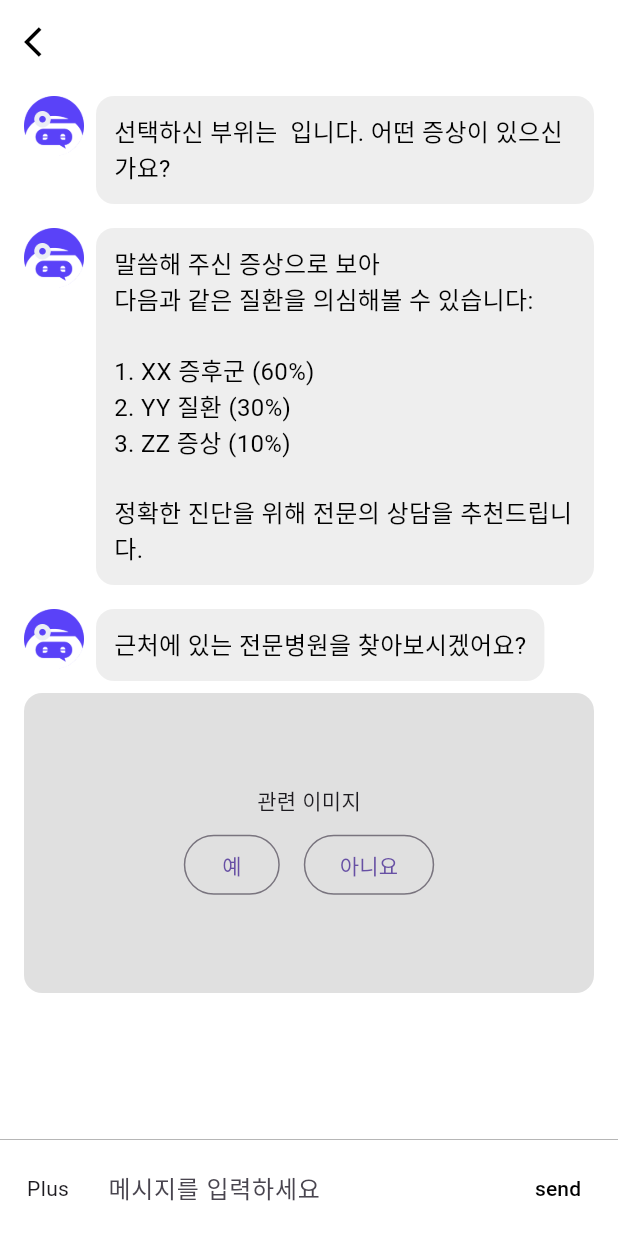
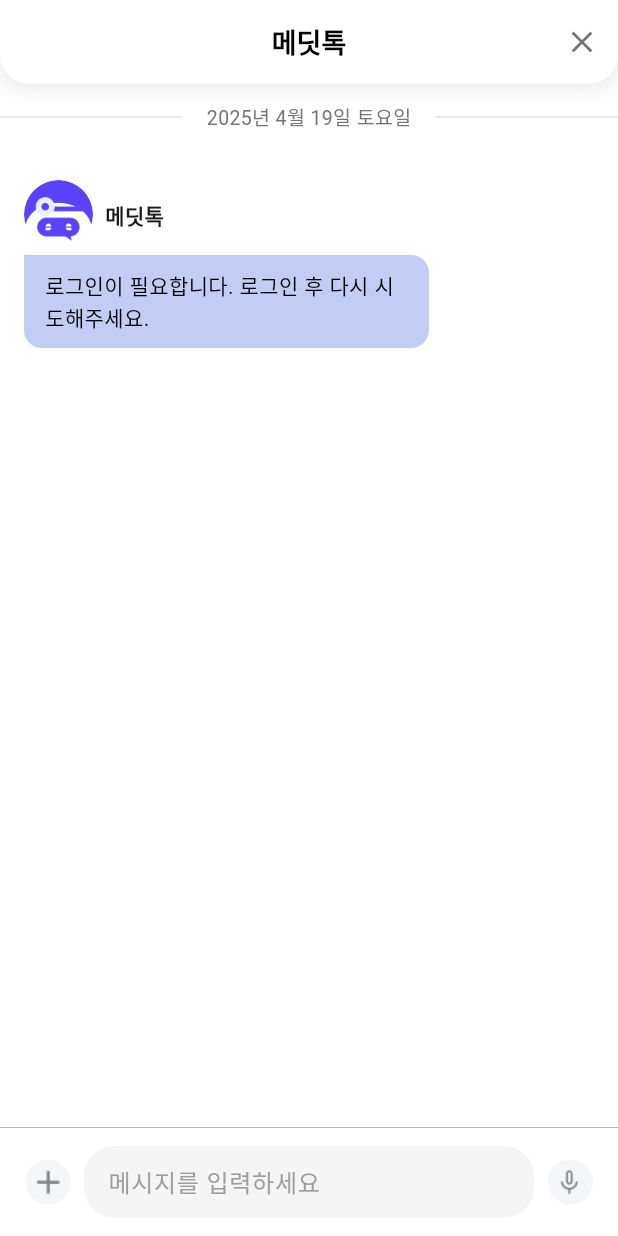
Before and after one commit to sb8919/STDEV2025_18TEAM_FrontEnd, a Flutter app: the ChatScreen screen opened directly, on a phone screen of 412 x 824 dp. Run offline on Flutter 3.47's test engine with Material 3 defaults, Android fonts, the phone set to English and light mode, and no system bars; our stand-ins replace fl_chart, shared_preferences; accounts and stored records are empty; Roboto replaces fonts that are missing (Pretendard); project files that could hold a hidden picture were left out.

Commit message:
(feat) 채팅 서버 연동

```diff
--- a/lib/screens/chat_screen.dart
+++ b/lib/screens/chat_screen.dart
@@ -1,6 +1,9 @@
 import 'package:flutter/material.dart';
-import '../constants/app_colors.dart';
+import 'package:shared_preferences/shared_preferences.dart';
+import 'package:stdev2025_18team_frontend/constants/app_colors.dart';
+import '../services/chat_service.dart';
 import '../widgets/body_part_selector.dart';
+import 'dart:convert';
 
 class ChatScreen extends StatefulWidget {
   final Set<BodyPart> selectedBodyParts;
@@ -23,17 +26,20 @@ class ChatScreen extends StatefulWidget {
 class _ChatScreenState extends State<ChatScreen> {
   final TextEditingController _messageController = TextEditingController();
   final List<ChatMessage> _messages = [];
-  final ScrollController _scrollController = ScrollController();
+  final ChatService _chatService = ChatService();
   bool _isLoading = false;
+  String? _conversationId;
+  String? _userId;
+  String? _loginId;
 
   @override
   void initState() {
     super.initState();
-    _sendInitialMessage();
+    _loadUserInfo();
   }
 
-  void _sendInitialMessage() {
-    final bodyParts = widget.selectedBodyParts.map((part) {
+  String _bodyPartToKorean() {
+    return widget.selectedBodyParts.map((part) {
       switch (part) {
         case BodyPart.head:
           return '머리';
@@ -51,303 +57,331 @@ class _ChatScreenState extends State<ChatScreen> {
           return '';
       }
     }).join(', ');
-
-    final message = '선택하신 부위는 $bodyParts 입니다. 어떤 증상이 있으신가요?';
-    _addMessage(message, isUser: false);
   }
 
-  void _addMessage(String text, {bool isUser = true}) {
+  Future<void> _loadUserInfo() async {
+    final prefs = await SharedPreferences.getInstance();
+    _loginId = prefs.getString('login_id');
+
+    print('Loaded login ID: $_loginId');
+
+    if (_loginId == null) {
+      _addBotMessage('로그인이 필요합니다. 로그인 후 다시 시도해주세요.');
+      return;
+    }
+
+    _initializeConversation();
+  }
+
+  Future<void> _initializeConversation() async {
+    if (_loginId == null) return;
+
+    setState(() => _isLoading = true);
+    try {
+      final initialMessage = '${_bodyPartToKorean()} 부위에 ${widget.symptom} 증상이 ${widget.duration} 동안 ${widget.painIntensity.toStringAsFixed(1)} 강도로 느껴졌군요.\n무엇이 궁금하신가요?';
+
+      print('Creating conversation with login ID: $_loginId');
+      final response = await _chatService.createConversation(_loginId!, messageContent: initialMessage);
+      print('Conversation created: $response');
+
+      _conversationId = response['id'];
+      _userId = response['user_id'];
+
+      // AI의 첫 메시지 표시
+      if (response['conversation_message'] != null) {
+        final aiMessage = response['conversation_message'];
+        _addBotMessage(aiMessage['content']);
+      }
+    } catch (e) {
+      print('Error in _initializeConversation: $e');
+      _addBotMessage('죄송합니다. 서버와의 연결에 문제가 발생했습니다.');
+    } finally {
+      setState(() => _isLoading = false);
+    }
+  }
+
+  void _addBotMessage(String text) {
     setState(() {
-      _messages.add(ChatMessage(text: text, isUser: isUser));
+      _messages.add(ChatMessage(text: text, isUser: false));
     });
+  }
+
+  void _addUserMessage(String text) {
+    setState(() {
+      _messages.add(ChatMessage(text: text, isUser: true));
+    });
+  }
+
+  Future<void> _handleSend() async {
+    final text = _messageController.text.trim();
+    if (text.isEmpty || _conversationId == null || _loginId == null) return;
+
+    _addUserMessage(text);
     _messageController.clear();
 
-    // 첫 번째 AI 응답
-    Future.delayed(const Duration(milliseconds: 800), () {
-      setState(() {
-        _messages.add(
-          ChatMessage(
-            text: '말씀해 주신 증상으로 보아\n다음과 같은 질환을 의심해볼 수 있습니다:\n\n'
-                '1. XX 증후군 (60%)\n'
-                '2. YY 질환 (30%)\n'
-                '3. ZZ 증상 (10%)\n\n'
-                '정확한 진단을 위해 전문의 상담을 추천드립니다.',
-            isUser: false,
-          ),
+    setState(() => _isLoading = true);
+
+    try {
+      final response = await _chatService.sendMessageToUserConversation(
+        _loginId!,
+        _conversationId!,
+        text,
       );
-      });
-    });
 
-    // 두 번째 AI 응답
-    Future.delayed(const Duration(milliseconds: 1600), () {
-      setState(() {
-        _messages.add(
-          ChatMessage(
-            text: '근처에 있는 전문병원을 찾아보시겠어요?',
-            isUser: false,
-            showMap: true,
-            mapOptions: ['예', '아니요'],
-          ),
-        );
-      });
-    });
-
-    // 스크롤을 맨 아래로 이동
-    Future.delayed(const Duration(milliseconds: 100), () {
-      _scrollController.animateTo(
-        _scrollController.position.maxScrollExtent,
-        duration: const Duration(milliseconds: 300),
-        curve: Curves.easeOut,
-      );
-    });
+      if (response['conversation_message'] != null) {
+        _addBotMessage(response['conversation_message']['content']);
+      }
+    } catch (e) {
+      print('Error sending message: $e');
+      _addBotMessage('죄송합니다. 메시지 전송에 실패했습니다.');
+    } finally {
+      setState(() => _isLoading = false);
+    }
   }
 
   @override
   Widget build(BuildContext context) {
+    final today = DateTime.now();
+    final dateString =
+        '${today.year}년 ${today.month}월 ${today.day}일 ${["일", "월", "화", "수", "목", "금", "토"][today.weekday % 7]}요일';
+
     return Scaffold(
       backgroundColor: Colors.white,
-      appBar: AppBar(
-        backgroundColor: Colors.white,
-        elevation: 0,
-        leading: IconButton(
-          icon: const Icon(Icons.arrow_back_ios),
-          color: Colors.black,
-          onPressed: () => Navigator.pop(context),
+      appBar: PreferredSize(
+        preferredSize: const Size.fromHeight(kToolbarHeight),
+        child: Container(
+          decoration: BoxDecoration(
+            color: Colors.white,
+            borderRadius: const BorderRadius.only(
+              bottomLeft: Radius.circular(20),
+              bottomRight: Radius.circular(20),
             ),
-      ),
-      body: Column(
-        children: [
-          Expanded(
-            child: ListView.builder(
-              controller: _scrollController,
-              padding: const EdgeInsets.symmetric(horizontal: 16.0),
-              itemCount: _messages.length,
-              itemBuilder: (context, index) {
-                return _messages[index].buildWidget();
-              },
-            ),
-          ),
-          Container(
-            decoration: const BoxDecoration(
-              border: Border(
-                top: BorderSide(color: Colors.grey, width: 0.5),
-              ),
-            ),
-            child: _buildTextComposer(),
+            boxShadow: [
+              BoxShadow(
+                color: Colors.grey.withOpacity(0.2),
+                spreadRadius: 2,
+                blurRadius: 10,
+                offset: const Offset(0, 2),
               ),
             ],
           ),
-    );
-  }
-
-  Widget _buildTextComposer() {
-    return Container(
-      padding: const EdgeInsets.symmetric(horizontal: 8.0, vertical: 8.0),
+          child: AppBar(
+            backgroundColor: Colors.transparent,
+            elevation: 0,
+            centerTitle: true,
+            title: const Text(
+              '메딧톡',
+              style: TextStyle(
+                color: Colors.black,
+                fontSize: 18,
+                fontWeight: FontWeight.w600,
+              ),
+            ),
+            leading: const SizedBox(),
+            actions: [
+              IconButton(
+                icon: const Icon(
+                  Icons.close,
+                  color: Colors.black54,
+                  size: 24,
+                ),
+                onPressed: () => Navigator.of(context).pop(),
+              ),
+            ],
+          ),
+        ),
+      ),
+      body: SafeArea(
+        child: Column(
+          children: [
+            // 날짜 표시
+            Container(
+              padding: const EdgeInsets.symmetric(vertical: 12.0),
               child: Row(
                 children: [
+                  Expanded(
+                    child: Container(
+                      height: 1,
+                      color: Colors.grey[300],
+                    ),
+                  ),
+                  Padding(
+                    padding: const EdgeInsets.symmetric(horizontal: 16.0),
+                    child: Text(
+                      dateString,
+                      style: TextStyle(
+                        color: Colors.grey[600],
+                        fontSize: 13,
+                      ),
+                    ),
+                  ),
+                  Expanded(
+                    child: Container(
+                      height: 1,
+                      color: Colors.grey[300],
+                    ),
+                  ),
+                ],
+              ),
+            ),
+
+            // 채팅 목록
+            Expanded(
+              child: ListView.builder(
+                padding: const EdgeInsets.symmetric(horizontal: 16),
+                itemCount: _messages.length,
+                itemBuilder: (context, index) => _messages[index].buildWidget(),
+              ),
+            ),
+
+            if (_isLoading)
+              const Padding(
+                padding: EdgeInsets.all(12.0),
+                child: Text('조금만 기다려주세요...', style: TextStyle(color: Colors.grey)),
+              ),
+
+            // 입력창
+            Container(
+              padding: const EdgeInsets.symmetric(horizontal: 8.0, vertical: 12),
+              decoration: const BoxDecoration(
+                border: Border(top: BorderSide(color: Colors.grey, width: 0.5)),
+              ),
+              child: Row(
+                children: [
+                  // + 버튼
                   IconButton(
-            icon: const Text('Plus'),
+                    icon: Image.asset(
+                      'assets/images/icon/plus.png',
+                      width: 30,
+                      height: 30,
+                    ),
                     onPressed: () {
-              // Plus 버튼 기능 구현
+                      // TODO: 추가 기능 구현
                     },
                   ),
+                  // 입력 필드
                   Expanded(
+                    child: Container(
+                      decoration: BoxDecoration(
+                        color: Colors.grey[100],
+                        borderRadius: BorderRadius.circular(20),
+                      ),
                       child: TextField(
                         controller: _messageController,
                         decoration: const InputDecoration(
                           hintText: '메시지를 입력하세요',
+                          hintStyle: TextStyle(color: Colors.grey),
                           border: InputBorder.none,
-                contentPadding: EdgeInsets.symmetric(horizontal: 16.0),
+                          contentPadding: EdgeInsets.symmetric(horizontal: 16, vertical: 8),
                         ),
-              onSubmitted: _handleSubmitted,
+                        onSubmitted: (_) => _handleSend(),
                       ),
                     ),
-          TextButton(
-            onPressed: () => _handleSubmitted(_messageController.text),
-            child: const Text(
-              'send',
-              style: TextStyle(color: Colors.black),
+                  ),
+                  // 마이크 버튼
+                  IconButton(
+                    icon: Image.asset(
+                      'assets/images/icon/mic.png',
+                      width: 30,
+                      height: 30,
+                    ),
+                    onPressed: () {
+                      // TODO: 음성 입력 기능 구현
+                    },
+                  ),
+                ],
               ),
             ),
           ],
         ),
-    );
-  }
-
-  void _handleSubmitted(String text) {
-    if (text.isEmpty) return;
-
-    setState(() {
-      _messages.add(ChatMessage(text: text, isUser: true));
-    });
-    _messageController.clear();
-
-    // 첫 번째 AI 응답
-    Future.delayed(const Duration(milliseconds: 800), () {
-      setState(() {
-        _messages.add(
-          ChatMessage(
-            text: '말씀해 주신 증상으로 보아\n다음과 같은 질환을 의심해볼 수 있습니다:\n\n'
-                '1. XX 증후군 (60%)\n'
-                '2. YY 질환 (30%)\n'
-                '3. ZZ 증상 (10%)\n\n'
-                '정확한 진단을 위해 전문의 상담을 추천드립니다.',
-            isUser: false,
       ),
     );
-      });
-    });
-
-    // 두 번째 AI 응답
-    Future.delayed(const Duration(milliseconds: 1600), () {
-      setState(() {
-        _messages.add(
-          ChatMessage(
-            text: '근처에 있는 전문병원을 찾아보시겠어요?',
-            isUser: false,
-            showMap: true,
-            mapOptions: ['예', '아니요'],
-          ),
-        );
-      });
-    });
-
-    // 스크롤을 맨 아래로 이동
-    Future.delayed(const Duration(milliseconds: 100), () {
-      _scrollController.animateTo(
-        _scrollController.position.maxScrollExtent,
-        duration: const Duration(milliseconds: 300),
-        curve: Curves.easeOut,
-      );
-    });
   }
 }
 
 class ChatMessage {
   final String text;
   final bool isUser;
-  final List<String>? options;
-  final bool showMap;
-  final List<String>? mapOptions;
 
-  ChatMessage({
-    required this.text,
-    required this.isUser,
-    this.options,
-    this.showMap = false,
-    this.mapOptions,
-  });
+  ChatMessage({required this.text, required this.isUser});
 
   Widget buildWidget() {
-    return Container(
-      margin: const EdgeInsets.symmetric(vertical: 8.0),
+    if (isUser) {
+      return Align(
+        alignment: Alignment.centerRight,
+        child: Container(
+          margin: const EdgeInsets.symmetric(vertical: 6),
+          padding: const EdgeInsets.symmetric(horizontal: 14, vertical: 10),
+          decoration: BoxDecoration(
+            color: AppColors.primary,
+            borderRadius: const BorderRadius.only(
+              topLeft: Radius.circular(12),
+              topRight: Radius.circular(12),
+              bottomLeft: Radius.circular(12),
+              bottomRight: Radius.zero,
+            ),
+          ),
+          child: Text(
+            text,
+            style: const TextStyle(
+              color: Colors.white,
+            ),
+          ),
+        ),
+      );
+    } else {
+      return Padding(
+        padding: const EdgeInsets.only(right: 80,top:20 ),
         child: Column(
-        crossAxisAlignment:
-            isUser ? CrossAxisAlignment.end : CrossAxisAlignment.start,
+          crossAxisAlignment: CrossAxisAlignment.start,
           children: [
+            // 프로필 영역
             Row(
-            crossAxisAlignment: CrossAxisAlignment.start,
-            mainAxisAlignment:
-                isUser ? MainAxisAlignment.end : MainAxisAlignment.start,
+              mainAxisAlignment: MainAxisAlignment.start,
               children: [
-              if (!isUser)
-                Container(
-                  margin: const EdgeInsets.only(right: 8.0),
+                ClipOval(
                   child: Image.asset(
                     'assets/images/charactor/medit_circle.png',
-                    width: 40,
-                    height: 40,
+                    width: 46,
+                    height: 46,
                   ),
                 ),
-              Flexible(
-                child: Container(
-                  padding: const EdgeInsets.all(12.0),
+                const SizedBox(width: 8),
+                const Text(
+                  '메딧톡',
+                  style: TextStyle(
+                    fontSize: 14,
+                    fontWeight: FontWeight.w800,
+                  ),
+                ),
+              ],
+            ),
+            const SizedBox(height: 4),
+            // 메시지 말풍선
+            Container(
+              padding: const EdgeInsets.symmetric(horizontal: 14, vertical: 10),
+              margin: const EdgeInsets.only(left: 0), // 왼쪽 마진 제거
+              constraints: const BoxConstraints(maxWidth: 270), // 최대 너비 설정
               decoration: BoxDecoration(
-                    color: Colors.grey[200],
-                    borderRadius: BorderRadius.circular(12.0),
+                color: const Color(0xFFC3CCF5),
+                borderRadius: const BorderRadius.only(
+                  topLeft: Radius.zero,
+                  topRight: Radius.circular(12),
+                  bottomLeft: Radius.circular(12),
+                  bottomRight: Radius.circular(12),
+                ),
               ),
               child: Text(
                 text,
                 style: const TextStyle(
                   color: Colors.black,
-                      fontSize: 16,
                 ),
               ),
             ),
-              ),
-            ],
-          ),
-          if (options != null) ...[
-            const SizedBox(height: 8),
-            Wrap(
-              spacing: 8,
-              runSpacing: 8,
-              children: options!.map((option) {
-                return OutlinedButton(
-                  onPressed: () {},
-                  style: OutlinedButton.styleFrom(
-                    shape: RoundedRectangleBorder(
-                      borderRadius: BorderRadius.circular(20),
-                    ),
-                  ),
-                  child: Text(option),
-                );
-              }).toList(),
-            ),
-          ],
-          if (showMap) ...[
-            const SizedBox(height: 8),
-            Container(
-              width: double.infinity,
-              height: 200,
-              decoration: BoxDecoration(
-                color: Colors.grey[300],
-                borderRadius: BorderRadius.circular(12),
-              ),
-              child: Column(
-                mainAxisAlignment: MainAxisAlignment.center,
-                children: [
-                  const Text('관련 이미지'),
-                  if (mapOptions != null) ...[
-                    const SizedBox(height: 8),
-                    Row(
-                      mainAxisAlignment: MainAxisAlignment.center,
-                      children: mapOptions!.map((option) {
-                        return Container(
-                          margin: const EdgeInsets.symmetric(horizontal: 8),
-                          child: OutlinedButton(
-                            onPressed: () {},
-                            style: OutlinedButton.styleFrom(
-                              shape: RoundedRectangleBorder(
-                                borderRadius: BorderRadius.circular(20),
-                              ),
-                            ),
-                            child: Text(option),
-                          ),
-                        );
-                      }).toList(),
-                    ),
-                  ],
-                ],
-              ),
-            ),
-          ],
-          if (showMap && mapOptions == null)
-            Container(
-              margin: const EdgeInsets.only(top: 8),
-              child: TextButton(
-                onPressed: () {},
-                child: const Text('리포트 요약하기'),
-                style: TextButton.styleFrom(
-                  backgroundColor: Colors.grey[300],
-                  shape: RoundedRectangleBorder(
-                    borderRadius: BorderRadius.circular(20),
-                  ),
-                ),
-              ),
-            ),
+            const SizedBox(height: 12),
           ],
         ),
       );
     }
   }
+}
--- a/lib/screens/onboarding/user_info2_screen.dart
+++ b/lib/screens/onboarding/user_info2_screen.dart
@@ -286,6 +286,7 @@ class _UserInfo2ScreenState extends State<UserInfo2Screen> {
         await prefs.setString('user_data', json.encode(userData));
         await prefs.setBool('isFirstTime', false);
         await prefs.setBool('is_onboarding_completed', true);
+        await prefs.setString('login_id', userInfo.loginId);
 
         // Navigate to home screen
         if (mounted) {
--- a/pubspec.yaml
+++ b/pubspec.yaml
@@ -36,11 +36,11 @@ dependencies:
   table_calendar: ^3.0.9
   flutter_localizations:
     sdk: flutter
-  http: ^1.2.0
+  http: ^1.1.0
+  shared_preferences: ^2.2.2
 
   # The following adds the Cupertino Icons font to your application.
   # Use with the CupertinoIcons class for iOS style icons.
-  shared_preferences: ^2.2.2
   provider: ^6.1.1
   fl_chart: ^0.71.0
 
@@ -71,6 +71,7 @@ flutter:
     - assets/images/
     - assets/images/logos/
     - assets/images/navigation/
+    - assets/images/icon/
     # Slides
     - assets/images/slides/slide1.png
     - assets/images/slides/slide2.png
```
Also changed, not shown: lib/services/chat_service.dart (added, +88 -0 lines), assets/images/icon/mic.png (added), assets/images/icon/plus.png (added). Lines whose indentation alone changed are shown as unchanged.
